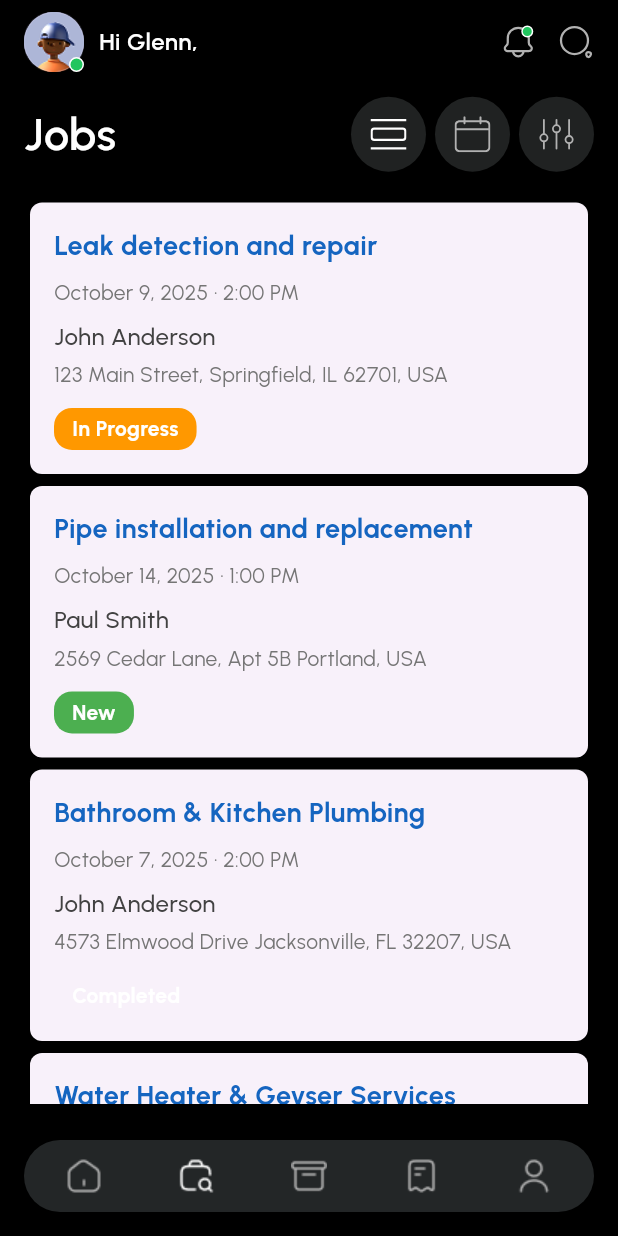
After one commit to abir1219/NexusOne, a Flutter app: the JobsScreen screen opened by its route, on a phone screen of 412 x 824 dp. The commit adds this screen. Run offline on Flutter 3.47's test engine with Material 3 defaults, Android fonts, the phone set to English and light mode, and no system bars; our stand-ins replace device_preview, flutter_spinkit, flutter_svg, gap, go_router, google_fonts and 2 more; accounts and stored records are empty.

Commit message:
update 1. Job screen working

```diff
--- a/lib/core/constants/app_colors.dart
+++ b/lib/core/constants/app_colors.dart
@@ -15,4 +15,7 @@ class AppColors{
   static const DOT_ACTIVE = Colors.white;
   static const DOT_INACTIVE = Colors.white38;
   static const TRANSPARENT_COLOR = Colors.transparent;
+  static const AMBER_COLOR = Color(0xFFFF9800);
+  static const BLUE_COLOR = Color(0xFF2196F3);
+  static const GREEN_COLOR = Color(0xFF4CAF50);
 }
--- a/lib/core/widgets/custom_button_nav.dart
+++ b/lib/core/widgets/custom_button_nav.dart
@@ -39,7 +39,7 @@ class _CustomButtonNavState extends State<CustomButtonNav> {
               color: widget.pageIndex == 1
                   ? AppColors.TEXT_COLOR_WHITE
                   : AppColors.TEXT_COLOR_OFF_WHITE,
-              function: () {},
+              function: ()  => context.go(AppPages.JOBS_SCREEN),
               imageUrl: "assets/images/jobs.png",
             ),
             CustomIconButton.buildCustomIconButton(
--- /dev/null
+++ b/lib/core/widgets/custom_jobs_filter.dart
@@ -0,0 +1,87 @@
+import 'package:flutter/material.dart';
+import 'package:flutter_svg/flutter_svg.dart';
+import 'package:google_fonts/google_fonts.dart';
+
+import '../constants/app_colors.dart';
+
+class CustomJobsFilter {
+  static Widget buildJobsFilter({
+    required int selectedIndex,
+    required void Function(int selectedIndex) function,
+  }) {
+    debugPrint("SelectedIndex-->$selectedIndex");
+    return Row(
+      children: [
+        Expanded(
+          child: Text(
+            "Jobs",
+            style: GoogleFonts.urbanist(
+              fontSize: 30,
+              fontWeight: FontWeight.w600,
+              color: AppColors.TEXT_COLOR_WHITE,
+            ),
+          ),
+        ),
+        Row(
+          spacing: 6,
+          children: [
+            _buildFilterContainer(
+              index: 1,
+              imageIcon: 'job_list_view',
+              func: function,
+              isClicked: selectedIndex == 1,
+            ),
+            _buildFilterContainer(
+              index: 2,
+              imageIcon: 'job_calender_view',
+              func: function,
+              isClicked: selectedIndex == 2,
+            ),
+            _buildFilterContainer(
+              index: 3,
+              imageIcon: 'filter',
+              func: function,
+              isClicked: selectedIndex == 3,
+            ),
+          ],
+        ),
+      ],
+    );
+  }
+
+  static Widget _buildFilterContainer({
+    required int index,
+    required String imageIcon,
+    required void Function(int) func,
+    required bool isClicked,
+  }) {
+    debugPrint("IsClicked-->$isClicked");
+    return InkWell(
+      splashColor: Colors.transparent,
+      highlightColor: Colors.transparent,
+      onTap: () => func(index),
+      child: Container(
+        height: 50,
+        width: 50,
+        decoration: BoxDecoration(
+          shape: BoxShape.circle,
+          color: AppColors.UPCOMING_BLOCK_COLOR,
+        ),
+        child: Center(
+          child: SvgPicture.asset(
+            'assets/images/$imageIcon.svg',
+            width: 24,
+            height: 24,
+            fit: BoxFit.contain,
+            colorFilter: ColorFilter.mode(
+              isClicked
+                  ? AppColors.TEXT_COLOR_WHITE
+                  : AppColors.TEXT_COLOR_OFF_WHITE,
+              BlendMode.srcIn,
+            ),
+          ),
+        ),
+      ),
+    );
+  }
+}
--- a/lib/features/home_screen/presentation/home_screen.dart
+++ b/lib/features/home_screen/presentation/home_screen.dart
@@ -92,10 +92,10 @@ class _HomeScreenState extends State<HomeScreen> {
                   height: height * 0.17,
                   child: ListView.builder(
                     scrollDirection: Axis.horizontal,
-                    itemCount: 3,
+                    itemCount: 2,
                     // padding: const EdgeInsets.only(right: 4),
                     itemBuilder: (context, index) => Padding(
-                      padding: EdgeInsets.only(left: index == 0 ? 0 : 4),
+                      padding: EdgeInsets.only(left: index == 0 ? 0 : 8),
                       child: UpcomingJobCard(
                         title: 'Leak detection and repair',
                         dateTime: DateFormat(
--- /dev/null
+++ b/lib/features/job_list_view_screen/presentation/job_list_view_screen.dart
@@ -0,0 +1,168 @@
+import 'package:flutter/material.dart';
+import 'package:google_fonts/google_fonts.dart';
+import 'package:nexus_one/core/constants/app_colors.dart';
+
+class JobListViewScreen extends StatefulWidget {
+  const JobListViewScreen({super.key});
+
+  @override
+  State<JobListViewScreen> createState() => _JobListViewScreenState();
+}
+
+class _JobListViewScreenState extends State<JobListViewScreen> {
+  final List<Job> jobList = [
+    Job(
+      title: 'Leak detection and repair',
+      date: 'October 9, 2025 · 2:00 PM',
+      client: 'John Anderson',
+      status: 'In Progress',
+      address: '123 Main Street, Springfield, IL 62701, USA',
+    ),
+    Job(
+      title: 'Pipe installation and replacement',
+      date: 'October 14, 2025 · 1:00 PM',
+      client: 'Paul Smith',
+      address: '2569 Cedar Lane, Apt 5B Portland, USA',
+      status: 'New',
+    ),
+    Job(
+      title: 'Bathroom & Kitchen Plumbing',
+      date: 'October 7, 2025 · 2:00 PM',
+      client: 'John Anderson',
+      address: '4573 Elmwood Drive Jacksonville, FL 32207, USA',
+      status: 'Completed',
+    ),
+    Job(
+      title: 'Water Heater & Geyser Services',
+      date: 'October 15, 2025 · 1:00 PM',
+      client: 'Paul Smith',
+      address: '3650 Ivy Ridge Ln, Suite 210 Atlanta, GA 30328, USA',
+      status: 'New',
+    ),
+  ];
+
+  @override
+  Widget build(BuildContext context) {
+    final height = MediaQuery.sizeOf(context).height;
+    final width = MediaQuery.sizeOf(context).width;
+
+    return Expanded(
+      child: ListView.builder(
+        itemBuilder: (context, index) {
+          return _buildJobCard(job: jobList[index]);
+        },
+        itemCount: jobList.length,
+      ),
+    );
+  }
+
+  /*
+
+    child: ListView.builder(
+          itemBuilder: (context, index) =>
+              _buildJobCard(job: null, status: '', statusColor: null),
+     */
+
+  Widget _buildJobCard({required Job job}) {
+    Color? color;
+
+    if (job.status == "In Progress") {
+      color = AppColors.AMBER_COLOR;
+    } else if (job.status == "Pending") {
+      color = AppColors.BLUE_COLOR;
+    } else if (job.status == "New") {
+      color = AppColors.GREEN_COLOR;
+    }
+
+    return Card(
+      elevation: 2,
+      shape: RoundedRectangleBorder(borderRadius: BorderRadius.circular(8)),
+      child: Padding(
+        padding: const EdgeInsets.all(16.0),
+        child: Column(
+          crossAxisAlignment: CrossAxisAlignment.start,
+          children: [
+            // Job Title
+            Text(
+              job.title,
+              style: GoogleFonts.urbanist(
+                fontSize: 18,
+                fontWeight: FontWeight.bold,
+                color: Colors.blue[800],
+              ),
+            ),
+
+            SizedBox(height: 8),
+
+            // Date
+            Text(
+              job.date,
+              style: GoogleFonts.urbanist(
+                fontSize: 14,
+                color: Colors.grey[600],
+              ),
+            ),
+
+            SizedBox(height: 8),
+
+            // Client Name
+            Text(
+              job.client,
+              style: GoogleFonts.urbanist(
+                fontSize: 16,
+                fontWeight: FontWeight.w500,
+                color: Colors.grey[800],
+              ),
+            ),
+
+            SizedBox(height: 4),
+
+            // Address
+            Text(
+              job.address,
+              style: GoogleFonts.urbanist(
+                fontSize: 14,
+                color: Colors.grey[600],
+              ),
+            ),
+
+            SizedBox(height: 12),
+
+            // Status Badge
+            Container(
+              padding: EdgeInsets.symmetric(horizontal: 12, vertical: 4),
+              decoration: BoxDecoration(
+                color: color,
+                borderRadius: BorderRadius.circular(12),
+              ),
+              child: Text(
+                job.status,
+                style: GoogleFonts.urbanist(
+                  fontSize: 14,
+                  fontWeight: FontWeight.w700,
+                  color: AppColors.TEXT_COLOR_WHITE,
+                ),
+              ),
+            ),
+          ],
+        ),
+      ),
+    );
+  }
+}
+
+class Job {
+  final String title;
+  final String date;
+  final String client;
+  final String status;
+  final String address;
+
+  Job({
+    required this.title,
+    required this.date,
+    required this.client,
+    required this.status,
+    required this.address,
+  });
+}
--- /dev/null
+++ b/lib/features/jobs_screen/preesntation/jobs_screen.dart
@@ -0,0 +1,69 @@
+import 'package:flutter/material.dart';
+import 'package:flutter/services.dart';
+
+import '../../../core/constants/app_colors.dart';
+import '../../../core/widgets/custom_button_nav.dart';
+import '../../../core/widgets/custom_jobs_filter.dart';
+import '../../../core/widgets/custom_top_header.dart';
+import '../../job_list_view_screen/presentation/job_list_view_screen.dart';
+
+class JobsScreen extends StatefulWidget {
+  const JobsScreen({super.key});
+
+  @override
+  State<JobsScreen> createState() => _JobsScreenState();
+}
+
+class _JobsScreenState extends State<JobsScreen> {
+  int selectedIndex = 1;
+
+  @override
+  Widget build(BuildContext context) {
+    final height = MediaQuery.sizeOf(context).height;
+    final width = MediaQuery.sizeOf(context).width;
+
+    return AnnotatedRegion<SystemUiOverlayStyle>(
+      value: const SystemUiOverlayStyle(
+        statusBarColor: AppColors.BACKGROUND_BLACK,
+        statusBarIconBrightness: Brightness.light,
+        statusBarBrightness: Brightness.dark,
+      ),
+      child: Scaffold(
+        backgroundColor: AppColors.BACKGROUND_BLACK,
+        body: SafeArea(
+          child: Padding(
+            padding: const EdgeInsets.symmetric(
+              horizontal: 16.0,
+              vertical: 8.0,
+            ),
+            child: Column(
+              spacing: height * 0.02,
+              crossAxisAlignment: CrossAxisAlignment.start,
+              children: [
+                CustomTopHeader.buildTopHeader(
+                  profileName: 'Hi Glenn,',
+                  isOnline: true,
+                  isNewNotification: true,
+                  context: context,
+                  onProfileTap: () {},
+                ),
+                CustomJobsFilter.buildJobsFilter(
+                  selectedIndex: selectedIndex,
+                  function: (newIndex) {
+                    setState(() {
+                      selectedIndex = newIndex;
+                    });
+                    debugPrint("selectedIndex → $newIndex");
+                  },
+                ),
+                if(selectedIndex == 1)
+                  JobListViewScreen()
+              ],
+            ),
+          ),
+        ),
+        bottomNavigationBar: const CustomButtonNav(pageIndex: 1),
+      ),
+    );
+  }
+}
--- a/lib/router/app_pages.dart
+++ b/lib/router/app_pages.dart
@@ -10,4 +10,5 @@ class AppPages{
   static const String LOGIN_SCREEN = "/login";
   static const String HOME_SCREEN = "/home";
   static const String MY_ACCOUNT_SCREEN = "/account";
+  static const String JOBS_SCREEN = "/jobs";
 }
--- a/lib/router/app_routers.dart
+++ b/lib/router/app_routers.dart
@@ -2,6 +2,7 @@ import 'package:flutter/material.dart';
 import 'package:go_router/go_router.dart';
 import 'package:nexus_one/features/forgot_password_screen/presentation/forgot_password_screen.dart';
 import 'package:nexus_one/features/home_screen/presentation/home_screen.dart';
+import 'package:nexus_one/features/jobs_screen/preesntation/jobs_screen.dart';
 import 'package:nexus_one/features/login_screen/presentation/login_screen.dart';
 import 'package:nexus_one/features/my_account_screen/presentation/my_account_screen.dart';
 import 'package:nexus_one/features/reset_password_screen/presentation/reset_password_screen.dart';
@@ -30,6 +31,7 @@ class AppRouters {
         _buildRoute(AppPages.RESET_PASSWORD_SUCCESS_SCREEN, const ResetPasswordSuccessScreen()),
         _buildRoute(AppPages.HOME_SCREEN, const HomeScreen()),
         _buildRoute(AppPages.MY_ACCOUNT_SCREEN, const MyAccountScreen()),
+        _buildRoute(AppPages.JOBS_SCREEN, const JobsScreen()),
       ],
     );
   }
```
Also changed, not shown: assets/images/filter.svg (added), assets/images/job_calender_view.svg (added), assets/images/job_list_view.svg (added).
